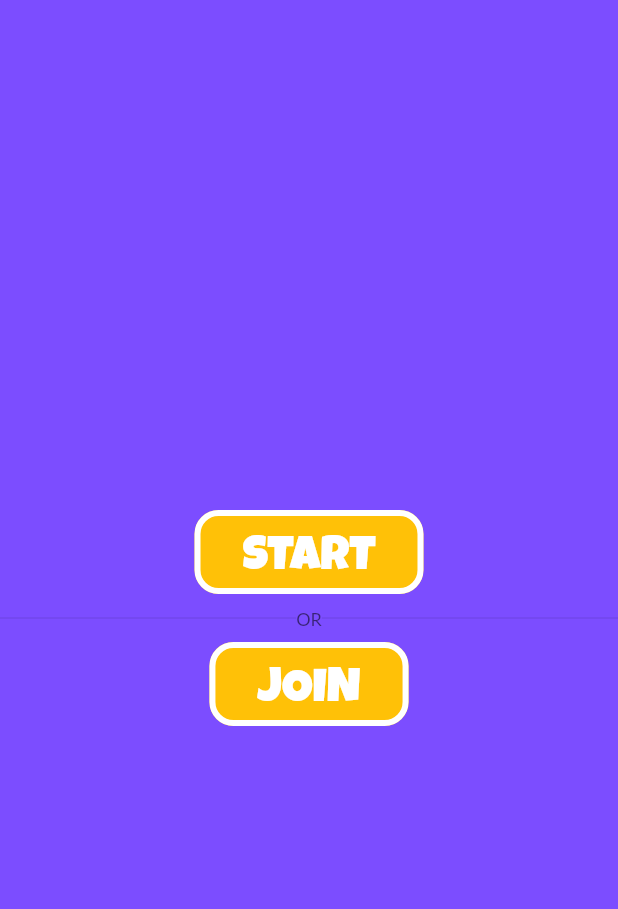
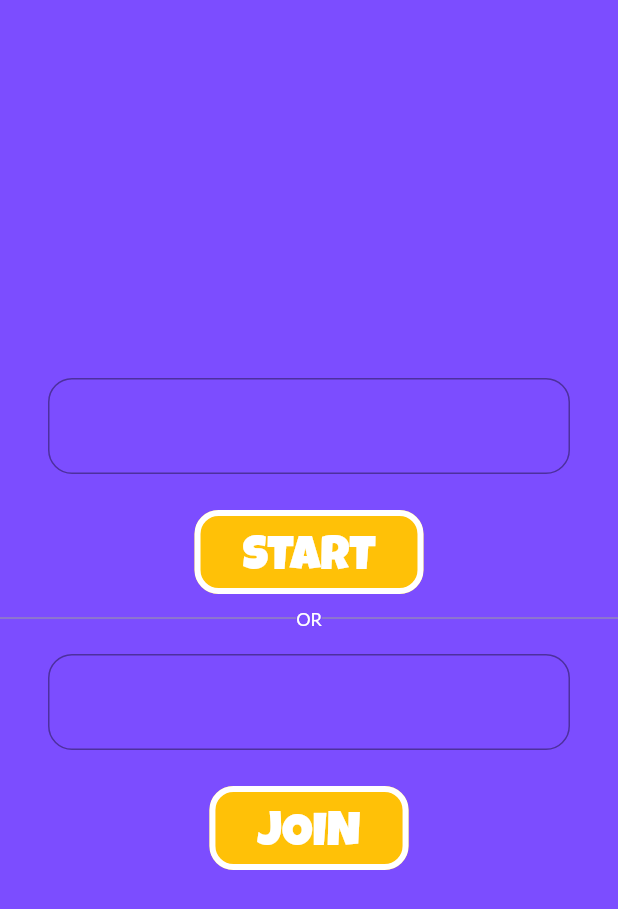
Before and after one commit to stasgora/endspace, a Flutter app: the screen it shows after launch, on a phone screen of 412 x 824 dp. Shown: the top 909 px of the screen. Run offline on Flutter 3.47's test engine with Material 2 defaults, Android fonts, the phone set to English and light mode, and no system bars; Roboto replaces fonts that are missing (Lato).

Commit message:
TextFields

```diff
--- /dev/null
+++ b/lib/model/ui/ui_text_field.dart
@@ -0,0 +1,10 @@
+import 'package:flutter/cupertino.dart';
+
+class UITextField {
+  final TextEditingController controller;
+  final String? hint;
+  final String? label;
+  final int maxLength;
+
+  UITextField(this.controller, {this.hint, this.label, this.maxLength = 8});
+}
--- a/lib/pages/start_page.dart
+++ b/lib/pages/start_page.dart
@@ -1,31 +1,47 @@
 import 'package:flutter/cupertino.dart';
 import 'package:flutter/material.dart';
-import 'package:game/model/ui/ui_button/ui_button.dart';
+import 'package:game/model/ui/ui_button.dart';
+import 'package:game/model/ui/ui_text_field.dart';
 import 'package:game/widgets/buttons/action_button.dart';
+import 'package:game/widgets/buttons/custom_text_box.dart';
 
-class StartPage extends StatelessWidget {
+class StartPage extends StatefulWidget {
   const StartPage() : super();
+
+  @override
+  _StartPageState createState() => _StartPageState();
+}
+
+class _StartPageState extends State<StartPage> {
+  final nameController = TextEditingController();
+  final roomController = TextEditingController();
 
   @override
   Widget build(BuildContext context) {
     return Scaffold(
-      body: Column(
+      body: Center(
+        child: SingleChildScrollView(
+          child: Column(
             mainAxisAlignment: MainAxisAlignment.center,
             children: [
+              CustomTextField(UITextField(nameController, maxLength: 12)),
               ActionButton(UIButton("START", onStartButton)),
               Row(
                   children: <Widget>[
                     Expanded(
-                    child: Divider()
+                        child: Divider(color: Colors.grey,)
                     ),
-                Text("OR", style: Theme.of(context).textTheme.caption),
+                    Text("OR", style: Theme.of(context).textTheme.caption!.copyWith(color: Colors.white)),
                     Expanded(
-                    child: Divider()
+                        child: Divider(color: Colors.grey)
                     ),
                   ]
               ),
+              CustomTextField(UITextField(roomController)),
               ActionButton(UIButton("JOIN", onJoinButton))
             ],
+          ),
+        ),
       )
     );
   }
@@ -37,4 +53,11 @@ class StartPage extends StatelessWidget {
   void onJoinButton() {
 
   }
+
+  @override
+  void dispose() {
+    nameController.dispose();
+    roomController.dispose();
+    super.dispose();
   }
+}
--- a/lib/widgets/buttons/action_button.dart
+++ b/lib/widgets/buttons/action_button.dart
@@ -1,6 +1,6 @@
 import 'package:flutter/cupertino.dart';
 import 'package:flutter/material.dart';
-import 'package:game/model/ui/ui_button/ui_button.dart';
+import 'package:game/model/ui/ui_button.dart';
 import 'package:game/utils/ui/theme_config.dart';
 
 class ActionButton extends StatelessWidget {
--- /dev/null
+++ b/lib/widgets/buttons/custom_text_box.dart
@@ -0,0 +1,37 @@
+import 'package:flutter/material.dart';
+import 'package:flutter/services.dart';
+import 'package:game/model/ui/ui_text_field.dart';
+
+class CustomTextField extends StatelessWidget {
+  final UITextField uiTextField;
+
+  const CustomTextField(this.uiTextField) : super();
+
+  @override
+  Widget build(BuildContext context) {
+    return Padding(
+      padding: EdgeInsets.symmetric(vertical: 16.0, horizontal: 32.0),
+      child: TextField(
+        inputFormatters: [
+          LengthLimitingTextInputFormatter(uiTextField.maxLength)
+        ],
+        controller: uiTextField.controller,
+        style: Theme.of(context).textTheme.button!.copyWith(fontSize: 24, letterSpacing: 1),
+        decoration: InputDecoration(
+          border: OutlineInputBorder(
+            borderRadius: BorderRadius.circular(16),
+            borderSide: BorderSide(
+              color: Colors.white,
+              width: 4
+            )
+          ),
+          fillColor: Colors.white,
+          hintText: uiTextField.hint,
+          labelText: uiTextField.label
+        ),
+        cursorColor: Colors.white,
+
+      ),
+    );
+  }
+}
```
Also changed, not shown: lib/model/ui/ui_button.dart (renamed from lib/model/ui/ui_button/ui_button.dart). Lines whose indentation alone changed are shown as unchanged.
